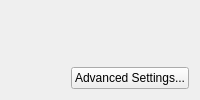
Before: the Qt Designer form newcertificatewizard/enterdetailspage.ui in sensama/kleopatra, drawn with Qt 5.
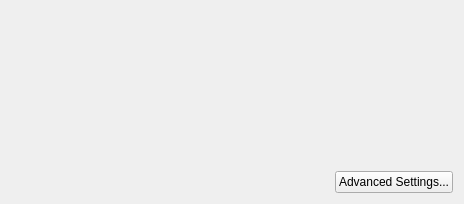
After: the same form once the commit is applied.

Patch:
```diff
--- a/newcertificatewizard/enterdetailspage.ui
+++ b/newcertificatewizard/enterdetailspage.ui
@@ -1,6 +1,14 @@
 <ui version="4.0" >
  <class>Kleo::NewCertificateUi::EnterDetailsPage</class>
  <widget class="QWizardPage" name="Kleo::NewCertificateUi::EnterDetailsPage" >
+  <property name="geometry" >
+   <rect>
+    <x>0</x>
+    <y>0</y>
+    <width>464</width>
+    <height>204</height>
+   </rect>
+  </property>
   <property name="title" >
    <string comment="@title" >Enter Details</string>
   </property>
```
Left out of the diff: 22 changed lines with no effect on the pictures.
